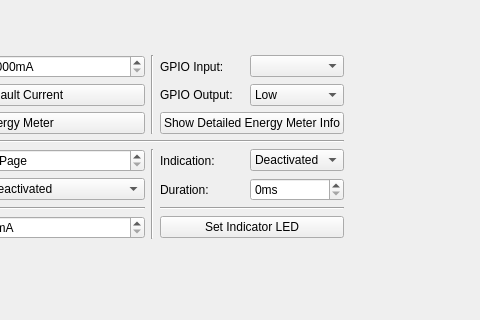
Above: src/brickv/plugin_system/plugins/evse_v2/ui/evse_v2.ui from Tinkerforge/brickv before the change; both pictures show x 257 to 737 and y 382 to 702 of the 737 by 702 pixel window. Below: the same form after it.
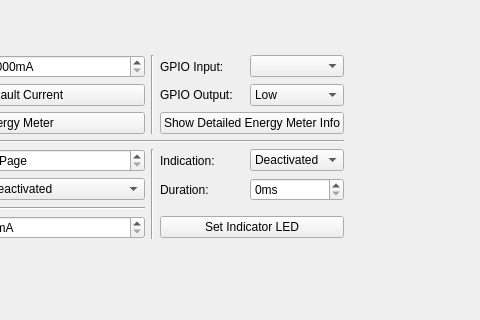
That is the form after the change.

Commit message: Remove unnecessary horizontal line

```diff
--- a/src/brickv/plugin_system/plugins/evse_v2/ui/evse_v2.ui
+++ b/src/brickv/plugin_system/plugins/evse_v2/ui/evse_v2.ui
@@ -663,13 +663,6 @@
        </property>
       </widget>
      </item>
-     <item row="6" column="5" colspan="2">
-      <widget class="Line" name="line_8">
-       <property name="orientation">
-        <enum>Qt::Horizontal</enum>
-       </property>
-      </widget>
-     </item>
     </layout>
    </item>
    <item>
```
